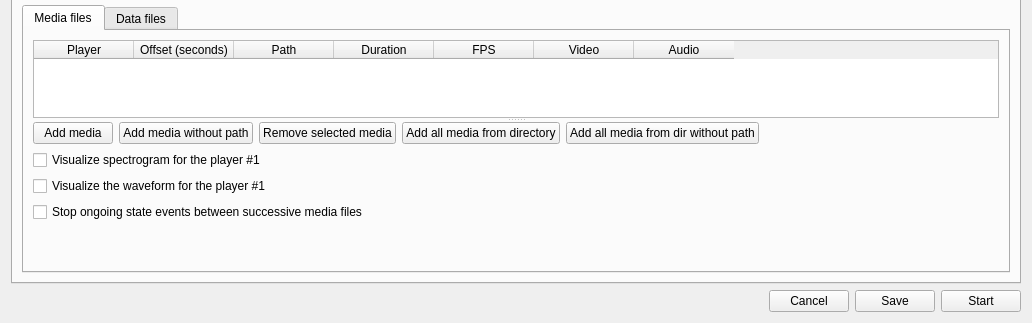
Above: src/observation.ui from olivierfriard/BORIS before the change; both pictures show x 0 to 1032 and y 255 to 578 of the 1032 by 578 pixel window. Below: the same form after it.
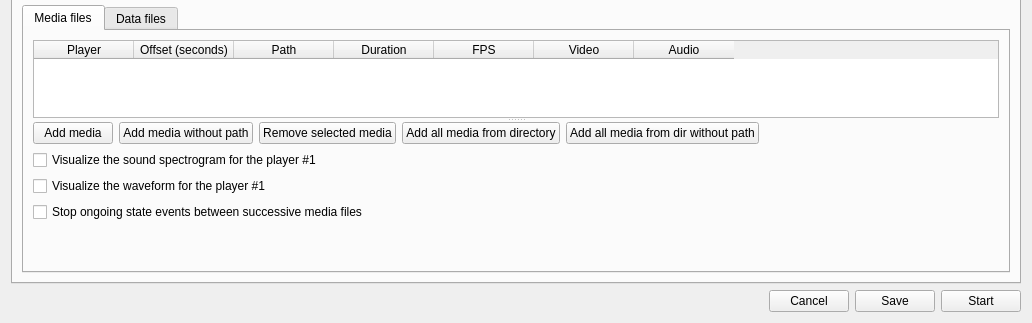
That is the form after the change.

```diff
--- a/src/observation.ui
+++ b/src/observation.ui
@@ -339,7 +339,7 @@
                    <item>
                     <widget class="QCheckBox" name="cbVisualizeSpectrogram">
                      <property name="text">
-                      <string>Visualize spectrogram for the player #1</string>
+                      <string>Visualize the sound spectrogram for the player #1</string>
                      </property>
                     </widget>
                    </item>
```
